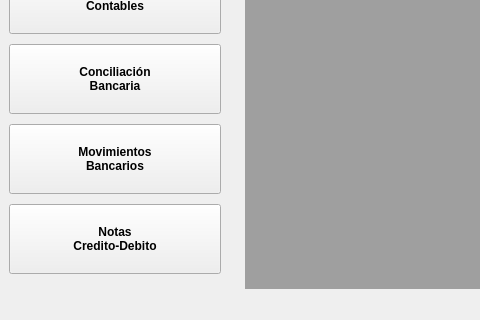
armonge/EsquipulasPy, file src/ui/mainwindowcontabilidad.ui: the form before one commit; both pictures show x 0 to 480 and y 393 to 713 of the 1151 by 713 pixel window.
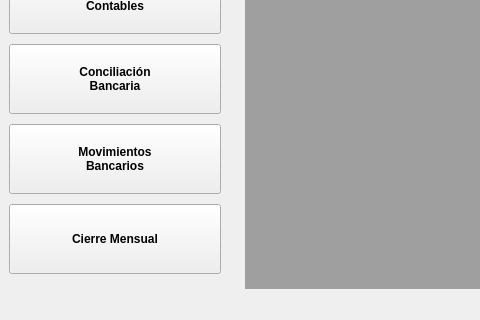
The form after the commit. Icons and pictures are not drawn.

Patch:
```diff
--- a/src/ui/mainwindowcontabilidad.ui
+++ b/src/ui/mainwindowcontabilidad.ui
@@ -148,7 +148,7 @@
           <x>0</x>
           <y>0</y>
           <width>214</width>
-          <height>568</height>
+          <height>570</height>
          </rect>
         </property>
         <attribute name="label">
@@ -463,8 +463,7 @@
             </font>
            </property>
            <property name="text">
-            <string>Notas 
-Credito-Debito</string>
+            <string>Cierre Mensual</string>
            </property>
            <property name="icon">
             <iconset resource="res.qrc">
```
Left out of the diff: 6 changed lines with no effect on the pictures.
